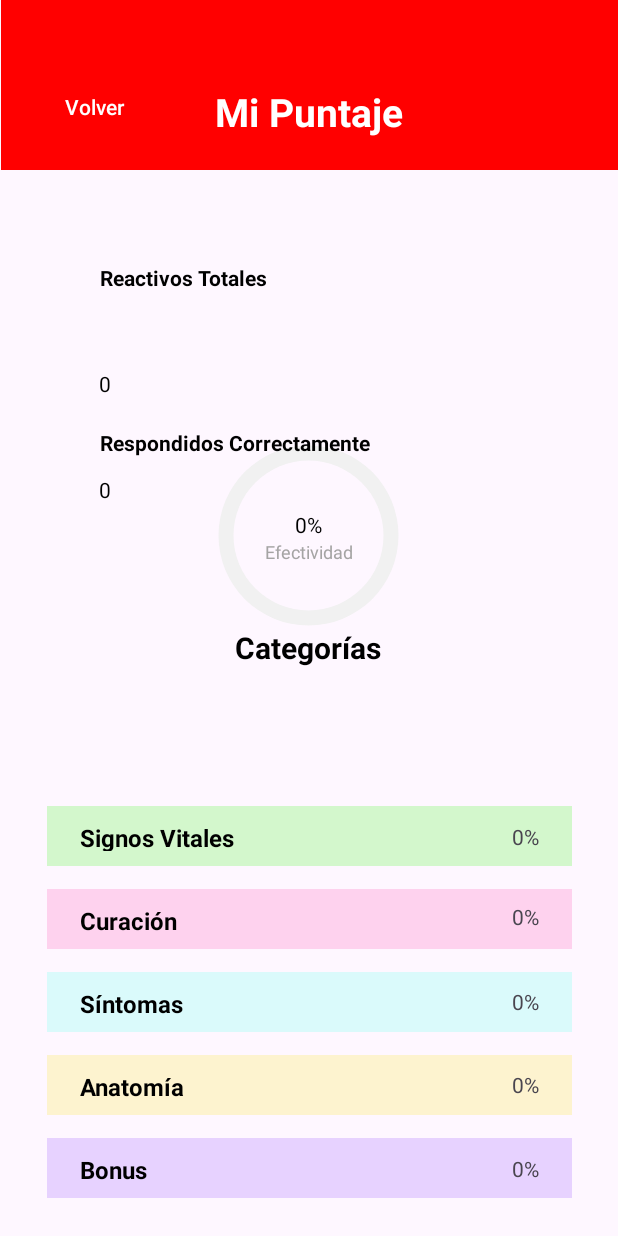
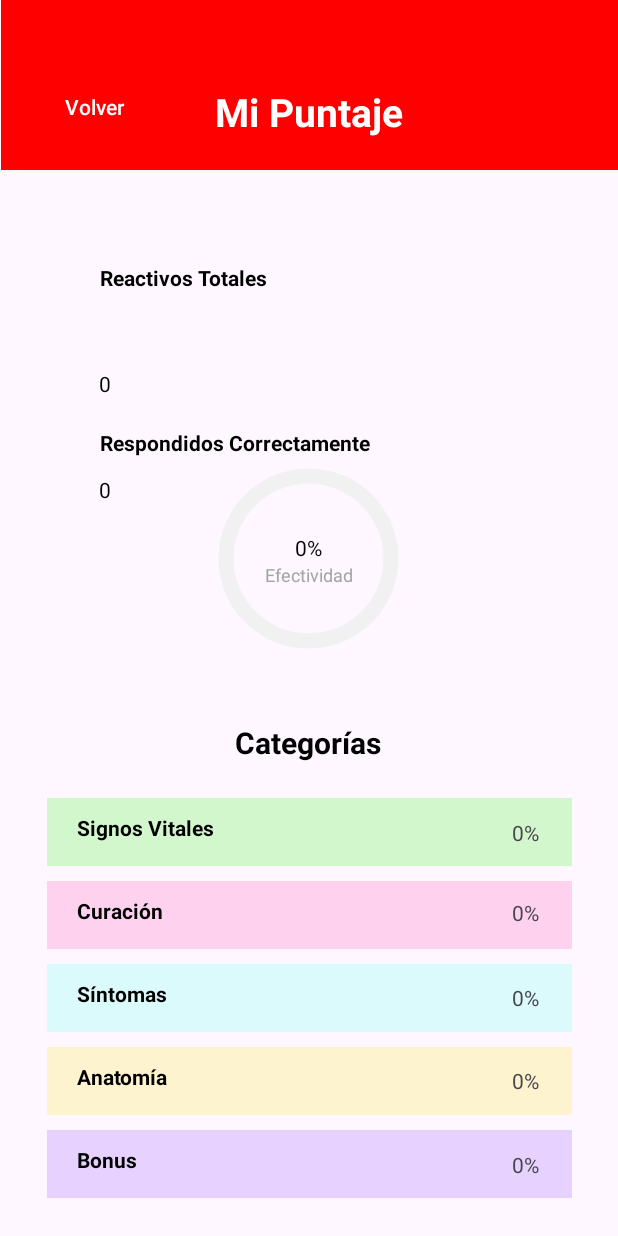
Before and after one commit to AugustoGM/proyectoRedQuiz, an Android app: the MenuUserActivity screen opened directly, with no data from a screen before it, after a tap on "Mi puntaje", on a phone screen of 412 x 824 dp. Run offline under Robolectric (Android 15) with nearby library versions, the phone set to English and light mode, and no system bars; our stand-ins replace Firebase (no records; nobody signed in at launch, a user with empty details on screens opened directly); 3 other taps on this screen came first.

Commit message:
constrains, arreglo delete filtrado.

```diff
--- a/app/src/main/java/com/example/proyectoredquiz/IngresarPregunta.java
+++ b/app/src/main/java/com/example/proyectoredquiz/IngresarPregunta.java
@@ -66,7 +66,7 @@ public class IngresarPregunta extends AppCompatActivity {
             @Override
             public void onItemSelected(AdapterView<?> adapterView, View view, int i, long l) {
                 String selectedCategory = (String) categoyAdapter.getItem(i);
-                Toast.makeText(IngresarPregunta.this, "Categoría: " + selectedCategory, Toast.LENGTH_SHORT).show();
+                //Toast.makeText(IngresarPregunta.this, "Categoría: " + selectedCategory, Toast.LENGTH_SHORT).show();
             }
 
             @Override
--- a/app/src/main/java/com/example/proyectoredquiz/MyAdapter.java
+++ b/app/src/main/java/com/example/proyectoredquiz/MyAdapter.java
@@ -89,6 +89,9 @@ public class MyAdapter extends RecyclerView.Adapter<MyAdapter.MyViewHolder> {
             pregunta.setText(question.getPregunta());
             categoria.setText(question.getCategoria());
 
+            btn_eliminar.setVisibility(question.isVisible() ? View.VISIBLE : View.INVISIBLE);
+            btn_eliminar.setEnabled(question.isVisible());
+
             btn_eliminar.setOnClickListener(new View.OnClickListener() {
                 @Override
                 public void onClick(View view) {
--- a/app/src/main/java/com/example/proyectoredquiz/Perfil.java
+++ b/app/src/main/java/com/example/proyectoredquiz/Perfil.java
@@ -39,7 +39,7 @@ public class Perfil extends AppCompatActivity {
         correo = findViewById(R.id.correoElectronico);
         fecha = findViewById(R.id.fechaNacimiento);
         genero = findViewById(R.id.generoUsuario);
-        editarF = findViewById(R.id.eF);
+        //editarF = findViewById(R.id.eF);
         fotoPerfil = findViewById(R.id.fotoFoto);
 
         btn_inicio.setOnClickListener(new View.OnClickListener() {
--- a/app/src/main/java/com/example/proyectoredquiz/VerReactivos.java
+++ b/app/src/main/java/com/example/proyectoredquiz/VerReactivos.java
@@ -71,7 +71,7 @@ public class VerReactivos extends AppCompatActivity implements MyAdapter.OnQuest
             @Override
             public void onItemSelected(AdapterView<?> adapterView, View view, int i, long l) {
                 String selectedCategoria = (String) categoriaAdapter.getItem(i);
-                Toast.makeText(VerReactivos.this, "Categoria: " + selectedCategoria, Toast.LENGTH_SHORT).show();
+                //Toast.makeText(VerReactivos.this, "Categoria: " + selectedCategoria, Toast.LENGTH_SHORT).show();
 
                 // Llamar a un método para cargar las preguntas con la categoría seleccionada
                 loadQuestionsByCategory(selectedCategoria);
@@ -160,6 +160,7 @@ public class VerReactivos extends AppCompatActivity implements MyAdapter.OnQuest
                     for (DocumentSnapshot document : queryDocumentSnapshots.getDocuments()) {
                         // Convert the document to a Question object
                         Question question = document.toObject(Question.class);
+                        question.setVisible(true);
                         list.add(question);
                     }
 
@@ -186,6 +187,7 @@ public class VerReactivos extends AppCompatActivity implements MyAdapter.OnQuest
                     for (DocumentSnapshot document : queryDocumentSnapshots.getDocuments()) {
                         // Convert the document to a Question object
                         Question question = document.toObject(Question.class);
+                        question.setVisible(false);
                         list.add(question);
                     }
 
@@ -286,4 +288,6 @@ public class VerReactivos extends AppCompatActivity implements MyAdapter.OnQuest
         }
     }
 
+
+
 }
--- a/app/src/main/res/layout/activity_menu_administrador.xml
+++ b/app/src/main/res/layout/activity_menu_administrador.xml
@@ -23,21 +23,21 @@
         android:id="@+id/btn_ver"
         android:layout_width="300dp"
         android:layout_height="48dp"
-        android:layout_marginTop="510dp"
         android:backgroundTint="#E40E0E"
         android:text="Ver Preguntas"
         app:layout_constraintBottom_toTopOf="@+id/btn_addPregunta"
         app:layout_constraintEnd_toEndOf="parent"
         app:layout_constraintHorizontal_bias="0.495"
         app:layout_constraintStart_toStartOf="parent"
-        app:layout_constraintTop_toTopOf="parent"
-        app:layout_constraintVertical_bias="0.0"
+        app:layout_constraintTop_toBottomOf="@+id/textView49"
+        app:layout_constraintVertical_bias="0.913"
         tools:ignore="HardcodedText,VisualLintOverlap" />
 
     <TextView
         android:id="@+id/textView42"
         android:layout_width="wrap_content"
         android:layout_height="wrap_content"
+        android:layout_marginTop="5dp"
         android:text="Administrador"
         android:textColor="#000000"
         android:textSize="24sp"
--- a/app/src/main/res/layout/activity_mi_puntaje.xml
+++ b/app/src/main/res/layout/activity_mi_puntaje.xml
@@ -26,14 +26,15 @@
         android:layout_width="150dp"
         android:layout_height="150dp"
         android:layout_centerInParent="true"
+        android:layout_marginTop="10dp"
         android:indeterminateOnly="false"
         android:progressDrawable="@drawable/progress_circle"
         app:layout_constraintBottom_toBottomOf="parent"
         app:layout_constraintEnd_toEndOf="parent"
         app:layout_constraintHorizontal_bias="0.498"
         app:layout_constraintStart_toStartOf="parent"
-        app:layout_constraintTop_toTopOf="@+id/textView18"
-        app:layout_constraintVertical_bias="0.418" />
+        app:layout_constraintTop_toBottomOf="@+id/textView18"
+        app:layout_constraintVertical_bias="0.316" />
 
     <TextView
         android:id="@+id/textView10"
@@ -79,7 +80,7 @@
         android:id="@+id/textView11"
         android:layout_width="wrap_content"
         android:layout_height="wrap_content"
-        android:layout_marginTop="404dp"
+        android:layout_marginTop="10dp"
         android:text="Categorías"
         android:textColor="#000000"
         android:textSize="20sp"
@@ -88,20 +89,19 @@
         app:layout_constraintEnd_toEndOf="parent"
         app:layout_constraintHorizontal_bias="0.498"
         app:layout_constraintStart_toStartOf="parent"
-        app:layout_constraintTop_toTopOf="parent"
-        app:layout_constraintVertical_bias="0.133"
+        app:layout_constraintTop_toBottomOf="@+id/progressBar"
         tools:ignore="HardcodedText" />
 
     <TextView
         android:id="@+id/textView13"
         android:layout_width="350dp"
-        android:layout_height="40dp"
-        android:layout_marginBottom="15dp"
+        android:layout_height="45dp"
+        android:layout_marginBottom="10dp"
         android:background="#709BF68B"
         android:padding="10sp"
         android:text="   Signos Vitales"
         android:textColor="#000000"
-        android:textSize="16sp"
+        android:textSize="14sp"
         android:textStyle="bold"
         app:layout_constraintBottom_toTopOf="@+id/textView14"
         app:layout_constraintEnd_toEndOf="parent"
@@ -111,13 +111,13 @@
     <TextView
         android:id="@+id/textView14"
         android:layout_width="350dp"
-        android:layout_height="40dp"
-        android:layout_marginBottom="15dp"
+        android:layout_height="45dp"
+        android:layout_marginBottom="10dp"
         android:background="#70FDA2D8"
         android:padding="10sp"
         android:text="   Curación"
         android:textColor="#000000"
-        android:textSize="16sp"
+        android:textSize="14sp"
         android:textStyle="bold"
         app:layout_constraintBottom_toTopOf="@+id/textView15"
         app:layout_constraintEnd_toEndOf="parent"
@@ -127,13 +127,13 @@
     <TextView
         android:id="@+id/textView15"
         android:layout_width="350dp"
-        android:layout_height="40dp"
-        android:layout_marginBottom="15dp"
+        android:layout_height="45dp"
+        android:layout_marginBottom="10dp"
         android:background="#70AAFDF6"
         android:padding="10sp"
         android:text="   Síntomas"
         android:textColor="#000000"
-        android:textSize="16sp"
+        android:textSize="14sp"
         android:textStyle="bold"
         app:layout_constraintBottom_toTopOf="@+id/textView17"
         app:layout_constraintEnd_toEndOf="parent"
@@ -169,13 +169,13 @@
     <TextView
         android:id="@+id/textView16"
         android:layout_width="350dp"
-        android:layout_height="40dp"
+        android:layout_height="45dp"
         android:layout_marginBottom="25dp"
         android:background="#70C9A3FF"
         android:padding="10sp"
         android:text="   Bonus"
         android:textColor="#000000"
-        android:textSize="16sp"
+        android:textSize="14sp"
         android:textStyle="bold"
         app:layout_constraintBottom_toBottomOf="parent"
         app:layout_constraintEnd_toEndOf="parent"
@@ -185,13 +185,13 @@
     <TextView
         android:id="@+id/textView17"
         android:layout_width="350dp"
-        android:layout_height="40dp"
-        android:layout_marginBottom="15dp"
+        android:layout_height="45dp"
+        android:layout_marginBottom="10dp"
         android:background="#75FAED97"
         android:padding="10sp"
         android:text="   Anatomía"
         android:textColor="#000000"
-        android:textSize="16sp"
+        android:textSize="14sp"
         android:textStyle="bold"
         app:layout_constraintBottom_toTopOf="@+id/textView16"
         app:layout_constraintEnd_toEndOf="parent"
```
Also changed, not shown: app/src/main/java/com/example/proyectoredquiz/Question.java (+10 -0 lines), app/src/main/res/layout/activity_editar_avatar.xml (+13 -11 lines), app/src/main/res/layout/activity_menu_user.xml (+9 -9 lines), app/src/main/res/layout/activity_miavatar.xml (+21 -4 lines), app/src/main/res/layout/activity_perfil.xml (+10 -26 lines), app/src/main/res/layout/activity_pregunta.xml (+10 -8 lines).
